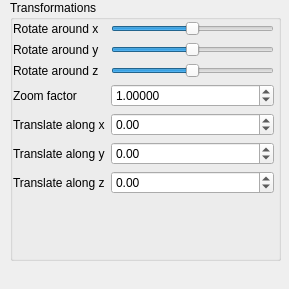
This is GUI/SideWidget.ui in gabeeka/qt-computer-aided-graphics as Qt 5 draws it before an edit. The edited form follows.
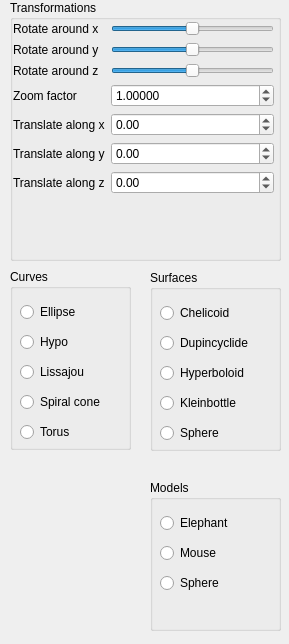
This is the edited form.

Commit message: Add radio buttons to allow switching between rendering subjects

Patch:
```diff
--- a/GUI/SideWidget.ui
+++ b/GUI/SideWidget.ui
@@ -7,7 +7,7 @@
     <x>0</x>
     <y>0</y>
     <width>289</width>
-    <height>289</height>
+    <height>644</height>
    </rect>
   </property>
   <property name="sizePolicy">
@@ -220,6 +220,214 @@
     </layout>
    </widget>
   </widget>
+  <widget class="QGroupBox" name="groupBox_3">
+   <property name="geometry">
+    <rect>
+     <x>10</x>
+     <y>269</y>
+     <width>121</width>
+     <height>181</height>
+    </rect>
+   </property>
+   <property name="title">
+    <string>Curves</string>
+   </property>
+   <widget class="QRadioButton" name="spiral_on_cone">
+    <property name="geometry">
+     <rect>
+      <x>10</x>
+      <y>120</y>
+      <width>107</width>
+      <height>26</height>
+     </rect>
+    </property>
+    <property name="text">
+     <string>Spiral cone</string>
+    </property>
+   </widget>
+   <widget class="QRadioButton" name="torus">
+    <property name="geometry">
+     <rect>
+      <x>10</x>
+      <y>150</y>
+      <width>107</width>
+      <height>26</height>
+     </rect>
+    </property>
+    <property name="text">
+     <string>Torus</string>
+    </property>
+   </widget>
+   <widget class="QRadioButton" name="ellipse">
+    <property name="geometry">
+     <rect>
+      <x>10</x>
+      <y>30</y>
+      <width>107</width>
+      <height>26</height>
+     </rect>
+    </property>
+    <property name="text">
+     <string>Ellipse</string>
+    </property>
+   </widget>
+   <widget class="QRadioButton" name="hypo">
+    <property name="geometry">
+     <rect>
+      <x>10</x>
+      <y>60</y>
+      <width>107</width>
+      <height>26</height>
+     </rect>
+    </property>
+    <property name="text">
+     <string>Hypo</string>
+    </property>
+   </widget>
+   <widget class="QRadioButton" name="lissajou">
+    <property name="geometry">
+     <rect>
+      <x>10</x>
+      <y>90</y>
+      <width>107</width>
+      <height>26</height>
+     </rect>
+    </property>
+    <property name="text">
+     <string>Lissajou</string>
+    </property>
+   </widget>
+  </widget>
+  <widget class="QGroupBox" name="groupBox_4">
+   <property name="geometry">
+    <rect>
+     <x>150</x>
+     <y>270</y>
+     <width>131</width>
+     <height>181</height>
+    </rect>
+   </property>
+   <property name="title">
+    <string>Surfaces</string>
+   </property>
+   <widget class="QRadioButton" name="sphere">
+    <property name="geometry">
+     <rect>
+      <x>10</x>
+      <y>150</y>
+      <width>107</width>
+      <height>26</height>
+     </rect>
+    </property>
+    <property name="text">
+     <string>Sphere</string>
+    </property>
+   </widget>
+   <widget class="QRadioButton" name="dupincyclide">
+    <property name="geometry">
+     <rect>
+      <x>10</x>
+      <y>60</y>
+      <width>107</width>
+      <height>26</height>
+     </rect>
+    </property>
+    <property name="text">
+     <string>Dupincyclide</string>
+    </property>
+   </widget>
+   <widget class="QRadioButton" name="hyperboloid">
+    <property name="geometry">
+     <rect>
+      <x>10</x>
+      <y>90</y>
+      <width>107</width>
+      <height>26</height>
+     </rect>
+    </property>
+    <property name="text">
+     <string>Hyperboloid</string>
+    </property>
+   </widget>
+   <widget class="QRadioButton" name="kleinbottle">
+    <property name="geometry">
+     <rect>
+      <x>10</x>
+      <y>120</y>
+      <width>107</width>
+      <height>26</height>
+     </rect>
+    </property>
+    <property name="text">
+     <string>Kleinbottle</string>
+    </property>
+   </widget>
+   <widget class="QRadioButton" name="chelicoid">
+    <property name="geometry">
+     <rect>
+      <x>10</x>
+      <y>30</y>
+      <width>107</width>
+      <height>26</height>
+     </rect>
+    </property>
+    <property name="text">
+     <string>Chelicoid</string>
+    </property>
+   </widget>
+  </widget>
+  <widget class="QGroupBox" name="groupBox_2">
+   <property name="geometry">
+    <rect>
+     <x>150</x>
+     <y>480</y>
+     <width>131</width>
+     <height>151</height>
+    </rect>
+   </property>
+   <property name="title">
+    <string>Models</string>
+   </property>
+   <widget class="QRadioButton" name="elephant_radio_button">
+    <property name="geometry">
+     <rect>
+      <x>10</x>
+      <y>30</y>
+      <width>107</width>
+      <height>26</height>
+     </rect>
+    </property>
+    <property name="text">
+     <string>Elephant</string>
+    </property>
+   </widget>
+   <widget class="QRadioButton" name="mouse_radio_button">
+    <property name="geometry">
+     <rect>
+      <x>10</x>
+      <y>60</y>
+      <width>101</width>
+      <height>26</height>
+     </rect>
+    </property>
+    <property name="text">
+     <string>Mouse</string>
+    </property>
+   </widget>
+   <widget class="QRadioButton" name="sphere_radio_button">
+    <property name="geometry">
+     <rect>
+      <x>10</x>
+      <y>90</y>
+      <width>91</width>
+      <height>26</height>
+     </rect>
+    </property>
+    <property name="text">
+     <string>Sphere</string>
+    </property>
+   </widget>
+  </widget>
  </widget>
  <resources/>
  <connections/>
```
The commit also changes 3 other files.
